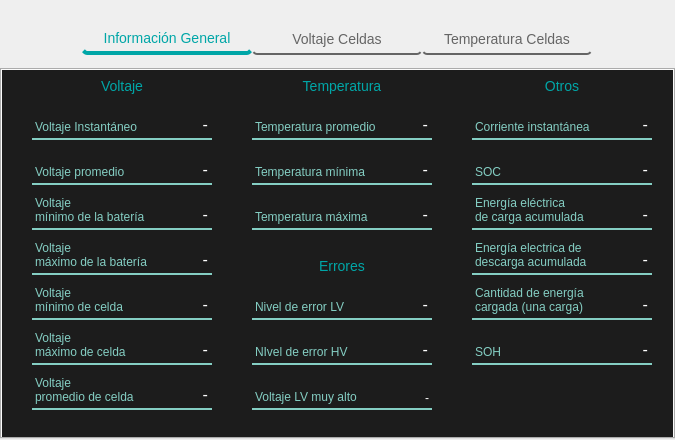
Panchoo0/pantalla-tornado, file batterypanel.ui: the form before one commit.
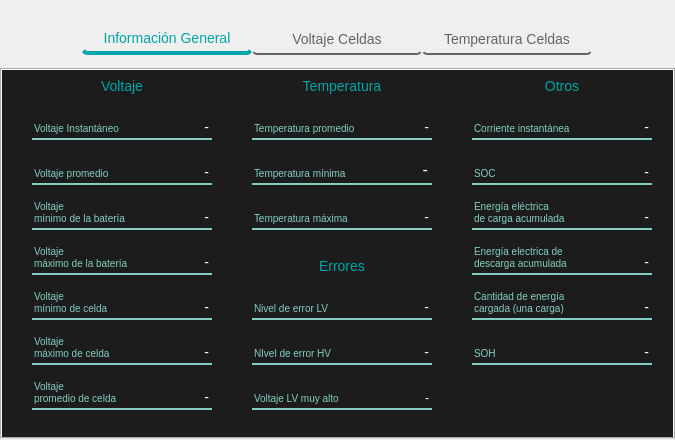
The form after the commit.

The edit to the form file:
```diff
--- a/batterypanel.ui
+++ b/batterypanel.ui
@@ -107,7 +107,7 @@
         </rect>
        </property>
        <property name="styleSheet">
-        <string notr="true">color: #84CEC3; font-size: 12px; padding-bottom: 1px;</string>
+        <string notr="true">color: #84CEC3; font-size: 10px; padding-bottom: 1px;</string>
        </property>
        <property name="text">
         <string>&lt;html&gt;&lt;head/&gt;&lt;body&gt;&lt;p&gt;Voltaje Instantáneo&lt;/p&gt;&lt;/body&gt;&lt;/html&gt;</string>
@@ -126,7 +126,7 @@
         </rect>
        </property>
        <property name="styleSheet">
-        <string notr="true">color: white; font-size: 16px; padding-bottom: 0;</string>
+        <string notr="true">color: white; font-size: 14px; padding-bottom: 0;</string>
        </property>
        <property name="text">
         <string>-</string>
@@ -158,7 +158,7 @@
         </rect>
        </property>
        <property name="styleSheet">
-        <string notr="true">color: #84CEC3; font-size: 12px; padding-bottom: 1px;</string>
+        <string notr="true">color: #84CEC3; font-size: 10px; padding-bottom: 1px;</string>
        </property>
        <property name="text">
         <string>&lt;html&gt;&lt;head/&gt;&lt;body&gt;&lt;p&gt;Voltaje promedio&lt;/p&gt;&lt;/body&gt;&lt;/html&gt;</string>
@@ -177,7 +177,7 @@
         </rect>
        </property>
        <property name="styleSheet">
-        <string notr="true">color: white; font-size: 16px; padding-bottom: 0;</string>
+        <string notr="true">color: white; font-size: 14px; padding-bottom: 0;</string>
        </property>
        <property name="text">
         <string>-</string>
@@ -209,7 +209,7 @@
         </rect>
        </property>
        <property name="styleSheet">
-        <string notr="true">color: #84CEC3; font-size: 12px; padding-bottom: 1px;</string>
+        <string notr="true">color: #84CEC3; font-size: 10px; padding-bottom: 1px;</string>
        </property>
        <property name="text">
         <string>&lt;html&gt;&lt;head/&gt;&lt;body&gt;&lt;p&gt;Voltaje &lt;br/&gt;mínimo de la batería&lt;/p&gt;&lt;/body&gt;&lt;/html&gt;</string>
@@ -228,7 +228,7 @@
         </rect>
        </property>
        <property name="styleSheet">
-        <string notr="true">color: white; font-size: 16px; padding-bottom: 0;</string>
+        <string notr="true">color: white; font-size: 14px; padding-bottom: 0;</string>
        </property>
        <property name="text">
         <string>-</string>
@@ -260,7 +260,7 @@
         </rect>
        </property>
        <property name="styleSheet">
-        <string notr="true">color: #84CEC3; font-size: 12px; padding-bottom: 1px;</string>
+        <string notr="true">color: #84CEC3; font-size: 10px; padding-bottom: 1px;</string>
        </property>
        <property name="text">
         <string>&lt;html&gt;&lt;head/&gt;&lt;body&gt;&lt;p&gt;Voltaje&lt;br/&gt;máximo de la batería&lt;/p&gt;&lt;/body&gt;&lt;/html&gt;</string>
@@ -279,7 +279,7 @@
         </rect>
        </property>
        <property name="styleSheet">
-        <string notr="true">color: white; font-size: 16px; padding-bottom: 0;</string>
+        <string notr="true">color: white; font-size: 14px; padding-bottom: 0;</string>
        </property>
        <property name="text">
         <string>-</string>
@@ -311,7 +311,7 @@
         </rect>
        </property>
        <property name="styleSheet">
-        <string notr="true">color: #84CEC3; font-size: 12px; padding-bottom: 1px;</string>
+        <string notr="true">color: #84CEC3; font-size: 10px; padding-bottom: 1px;</string>
        </property>
        <property name="text">
         <string>&lt;html&gt;&lt;head/&gt;&lt;body&gt;&lt;p&gt;Voltaje&lt;br/&gt;máximo de celda&lt;/p&gt;&lt;/body&gt;&lt;/html&gt;</string>
@@ -330,7 +330,7 @@
         </rect>
        </property>
        <property name="styleSheet">
-        <string notr="true">color: white; font-size: 16px; padding-bottom: 0;</string>
+        <string notr="true">color: white; font-size: 14px; padding-bottom: 0;</string>
        </property>
        <property name="text">
         <string>-</string>
@@ -362,7 +362,7 @@
         </rect>
        </property>
        <property name="styleSheet">
-        <string notr="true">color: #84CEC3; font-size: 12px; padding-bottom: 1px;</string>
+        <string notr="true">color: #84CEC3; font-size: 10px; padding-bottom: 1px;</string>
        </property>
        <property name="text">
         <string>&lt;html&gt;&lt;head/&gt;&lt;body&gt;&lt;p&gt;Voltaje&lt;br/&gt;mínimo de celda&lt;/p&gt;&lt;/body&gt;&lt;/html&gt;</string>
@@ -381,7 +381,7 @@
         </rect>
        </property>
        <property name="styleSheet">
-        <string notr="true">color: white; font-size: 16px; padding-bottom: 0;</string>
+        <string notr="true">color: white; font-size: 14px; padding-bottom: 0;</string>
        </property>
        <property name="text">
         <string>-</string>
@@ -413,7 +413,7 @@
         </rect>
        </property>
        <property name="styleSheet">
-        <string notr="true">color: #84CEC3; font-size: 12px; padding-bottom: 1px;</string>
+        <string notr="true">color: #84CEC3; font-size: 10px; padding-bottom: 1px;</string>
        </property>
        <property name="text">
         <string>&lt;html&gt;&lt;head/&gt;&lt;body&gt;&lt;p&gt;Voltaje&lt;br/&gt;promedio de celda&lt;/p&gt;&lt;/body&gt;&lt;/html&gt;</string>
@@ -432,7 +432,7 @@
         </rect>
        </property>
        <property name="styleSheet">
-        <string notr="true">color: white; font-size: 16px; padding-bottom: 0;</string>
+        <string notr="true">color: white; font-size: 14px; padding-bottom: 0;</string>
        </property>
        <property name="text">
         <string>-</string>
@@ -496,7 +496,7 @@
         </rect>
        </property>
        <property name="styleSheet">
-        <string notr="true">color: #84CEC3; font-size: 12px; padding-bottom: 1px;</string>
+        <string notr="true">color: #84CEC3; font-size: 10px; padding-bottom: 1px;</string>
        </property>
        <property name="text">
         <string>&lt;html&gt;&lt;head/&gt;&lt;body&gt;&lt;p&gt;Temperatura promedio&lt;/p&gt;&lt;/body&gt;&lt;/html&gt;</string>
@@ -515,7 +515,7 @@
         </rect>
        </property>
        <property name="styleSheet">
-        <string notr="true">color: white; font-size: 16px; padding-bottom: 0;</string>
+        <string notr="true">color: white; font-size: 14px; padding-bottom: 0;</string>
        </property>
        <property name="text">
         <string>-</string>
@@ -547,7 +547,7 @@
         </rect>
        </property>
        <property name="styleSheet">
-        <string notr="true">color: #84CEC3; font-size: 12px; padding-bottom: 1px;</string>
+        <string notr="true">color: #84CEC3; font-size: 10px; padding-bottom: 1px;</string>
        </property>
        <property name="text">
         <string>&lt;html&gt;&lt;head/&gt;&lt;body&gt;&lt;p&gt;Temperatura mínima&lt;/p&gt;&lt;/body&gt;&lt;/html&gt;</string>
@@ -598,7 +598,7 @@
         </rect>
        </property>
        <property name="styleSheet">
-        <string notr="true">color: #84CEC3; font-size: 12px; padding-bottom: 1px;</string>
+        <string notr="true">color: #84CEC3; font-size: 10px; padding-bottom: 1px;</string>
        </property>
        <property name="text">
         <string>&lt;html&gt;&lt;head/&gt;&lt;body&gt;&lt;p&gt;Temperatura máxima&lt;/p&gt;&lt;/body&gt;&lt;/html&gt;</string>
@@ -617,7 +617,7 @@
         </rect>
        </property>
        <property name="styleSheet">
-        <string notr="true">color: white; font-size: 16px; padding-bottom: 0;</string>
+        <string notr="true">color: white; font-size: 14px; padding-bottom: 0;</string>
        </property>
        <property name="text">
         <string>-</string>
@@ -681,7 +681,7 @@
         </rect>
        </property>
        <property name="styleSheet">
-        <string notr="true">color: #84CEC3; font-size: 12px; padding-bottom: 1px;</string>
+        <string notr="true">color: #84CEC3; font-size: 10px; padding-bottom: 1px;</string>
        </property>
        <property name="text">
         <string>&lt;html&gt;&lt;head/&gt;&lt;body&gt;&lt;p&gt;Nivel de error LV&lt;/p&gt;&lt;/body&gt;&lt;/html&gt;</string>
@@ -700,7 +700,7 @@
         </rect>
        </property>
        <property name="styleSheet">
-        <string notr="true">color: white; font-size: 16px; padding-bottom: 0;</string>
+        <string notr="true">color: white; font-size: 14px; padding-bottom: 0;</string>
        </property>
        <property name="text">
         <string>-</string>
@@ -732,7 +732,7 @@
         </rect>
        </property>
        <property name="styleSheet">
-        <string notr="true">color: #84CEC3; font-size: 12px; padding-bottom: 1px;</string>
+        <string notr="true">color: #84CEC3; font-size: 10px; padding-bottom: 1px;</string>
        </property>
        <property name="text">
         <string>&lt;html&gt;&lt;head/&gt;&lt;body&gt;&lt;p&gt;NIvel de error HV&lt;/p&gt;&lt;/body&gt;&lt;/html&gt;</string>
@@ -751,7 +751,7 @@
         </rect>
        </property>
        <property name="styleSheet">
-        <string notr="true">color: white; font-size: 16px; padding-bottom: 0;</string>
+        <string notr="true">color: white; font-size: 14px; padding-bottom: 0;</string>
        </property>
        <property name="text">
         <string>-</string>
@@ -783,7 +783,7 @@
         </rect>
        </property>
        <property name="styleSheet">
-        <string notr="true">color: #84CEC3; font-size: 12px; padding-bottom: 1px;</string>
+        <string notr="true">color: #84CEC3; font-size: 10px; padding-bottom: 1px;</string>
        </property>
        <property name="text">
         <string>&lt;html&gt;&lt;head/&gt;&lt;body&gt;&lt;p&gt;Voltaje LV muy alto&lt;/p&gt;&lt;/body&gt;&lt;/html&gt;</string>
@@ -795,9 +795,9 @@
       <widget class="QLabel" name="highLVValue">
        <property name="geometry">
         <rect>
-         <x>130</x>
+         <x>110</x>
          <y>0</y>
-         <width>50</width>
+         <width>70</width>
          <height>35</height>
         </rect>
        </property>
@@ -866,7 +866,7 @@
         </rect>
        </property>
        <property name="styleSheet">
-        <string notr="true">color: #84CEC3; font-size: 12px; padding-bottom: 1px;</string>
+        <string notr="true">color: #84CEC3; font-size: 10px; padding-bottom: 1px;</string>
        </property>
        <property name="text">
         <string>&lt;html&gt;&lt;head/&gt;&lt;body&gt;&lt;p&gt;Corriente instantánea&lt;/p&gt;&lt;/body&gt;&lt;/html&gt;</string>
@@ -885,7 +885,7 @@
         </rect>
        </property>
        <property name="styleSheet">
-        <string notr="true">color: white; font-size: 16px; padding-bottom: 0;</string>
+        <string notr="true">color: white; font-size: 14px; padding-bottom: 0;</string>
        </property>
        <property name="text">
         <string>-</string>
@@ -917,7 +917,7 @@
         </rect>
        </property>
        <property name="styleSheet">
-        <string notr="true">color: #84CEC3; font-size: 12px; padding-bottom: 1px;</string>
+        <string notr="true">color: #84CEC3; font-size: 10px; padding-bottom: 1px;</string>
        </property>
        <property name="text">
         <string>&lt;html&gt;&lt;head/&gt;&lt;body&gt;&lt;p&gt;SOC&lt;/p&gt;&lt;/body&gt;&lt;/html&gt;</string>
@@ -936,7 +936,7 @@
         </rect>
        </property>
        <property name="styleSheet">
-        <string notr="true">color: white; font-size: 16px; padding-bottom: 0;</string>
+        <string notr="true">color: white; font-size: 14px; padding-bottom: 0;</string>
        </property>
        <property name="text">
         <string>-</string>
@@ -968,7 +968,7 @@
         </rect>
        </property>
        <property name="styleSheet">
-        <string notr="true">color: #84CEC3; font-size: 12px; padding-bottom: 1px;</string>
+        <string notr="true">color: #84CEC3; font-size: 10px; padding-bottom: 1px;</string>
        </property>
        <property name="text">
         <string>Energía eléctrica&lt;br&gt;de carga acumulada</string>
@@ -987,7 +987,7 @@
         </rect>
        </property>
        <property name="styleSheet">
-        <string notr="true">color: white; font-size: 16px; padding-bottom: 0;</string>
+        <string notr="true">color: white; font-size: 14px; padding-bottom: 0;</string>
        </property>
        <property name="text">
         <string>-</string>
@@ -1019,7 +1019,7 @@
         </rect>
        </property>
        <property name="styleSheet">
-        <string notr="true">color: #84CEC3; font-size: 12px; padding-bottom: 1px;</string>
+        <string notr="true">color: #84CEC3; font-size: 10px; padding-bottom: 1px;</string>
        </property>
        <property name="text">
         <string>&lt;html&gt;&lt;head/&gt;&lt;body&gt;&lt;p&gt;Energía electrica de&lt;br/&gt;descarga acumulada&lt;/p&gt;&lt;/body&gt;&lt;/html&gt;</string>
@@ -1038,7 +1038,7 @@
         </rect>
        </property>
        <property name="styleSheet">
-        <string notr="true">color: white; font-size: 16px; padding-bottom: 0;</string>
+        <string notr="true">color: white; font-size: 14px; padding-bottom: 0;</string>
        </property>
        <property name="text">
         <string>-</string>
@@ -1070,7 +1070,7 @@
         </rect>
        </property>
        <property name="styleSheet">
-        <string notr="true">color: #84CEC3; font-size: 12px; padding-bottom: 1px;</string>
+        <string notr="true">color: #84CEC3; font-size: 10px; padding-bottom: 1px;</string>
        </property>
        <property name="text">
         <string>&lt;html&gt;&lt;head/&gt;&lt;body&gt;&lt;p&gt;SOH&lt;/p&gt;&lt;/body&gt;&lt;/html&gt;</string>
@@ -1088,8 +1088,11 @@
          <height>35</height>
         </rect>
        </property>
+       <property name="autoFillBackground">
+        <bool>false</bool>
+       </property>
        <property name="styleSheet">
-        <string notr="true">color: white; font-size: 16px; padding-bottom: 0;</string>
+        <string notr="true">color: white; font-size: 14px; padding-bottom: 0;</string>
        </property>
        <property name="text">
         <string>-</string>
@@ -1121,7 +1124,7 @@
         </rect>
        </property>
        <property name="styleSheet">
-        <string notr="true">color: #84CEC3; font-size: 12px; padding-bottom: 1px;</string>
+        <string notr="true">color: #84CEC3; font-size: 10px; padding-bottom: 1px;</string>
        </property>
        <property name="text">
         <string>&lt;html&gt;&lt;head/&gt;&lt;body&gt;&lt;p&gt;Cantidad de energía&lt;br/&gt;cargada (una carga)&lt;/p&gt;&lt;/body&gt;&lt;/html&gt;</string>
@@ -1140,7 +1143,7 @@
         </rect>
        </property>
        <property name="styleSheet">
-        <string notr="true">color: white; font-size: 16px; padding-bottom: 0;</string>
+        <string notr="true">color: white; font-size: 14px; padding-bottom: 0;</string>
        </property>
        <property name="text">
         <string>&lt;html&gt;&lt;head/&gt;&lt;body&gt;&lt;p&gt;-&lt;/p&gt;&lt;/body&gt;&lt;/html&gt;</string>
```
